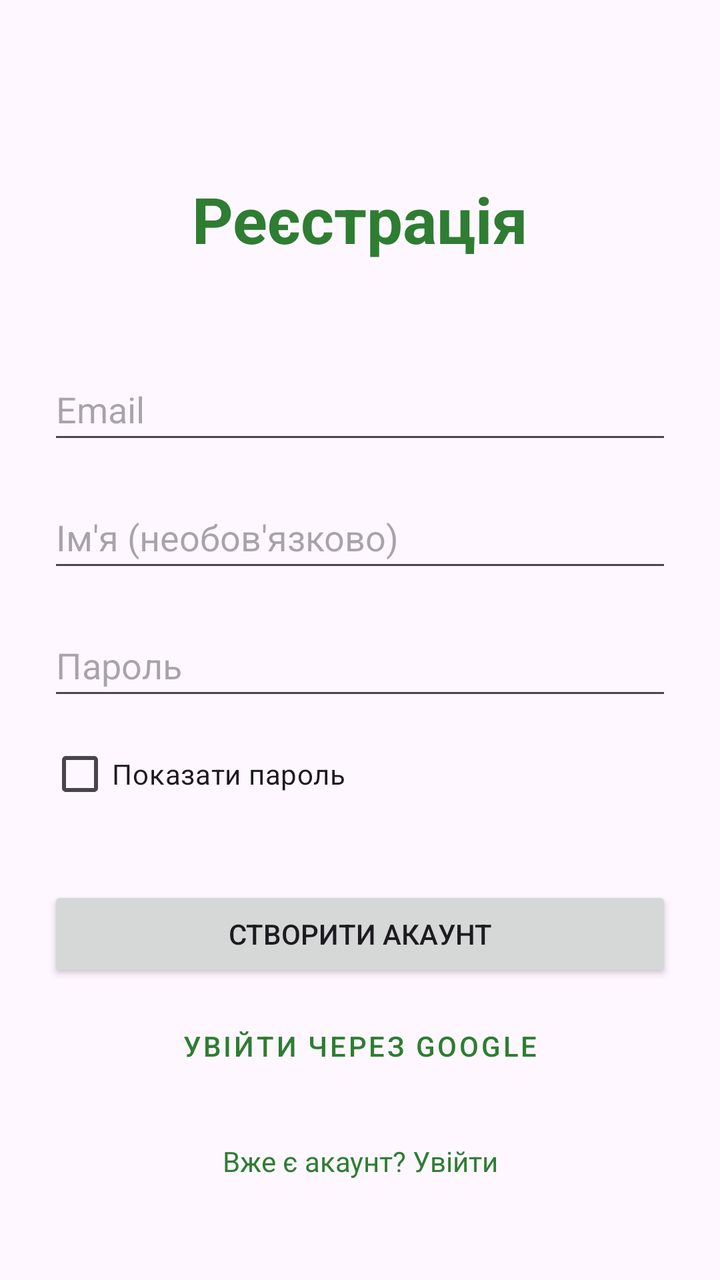
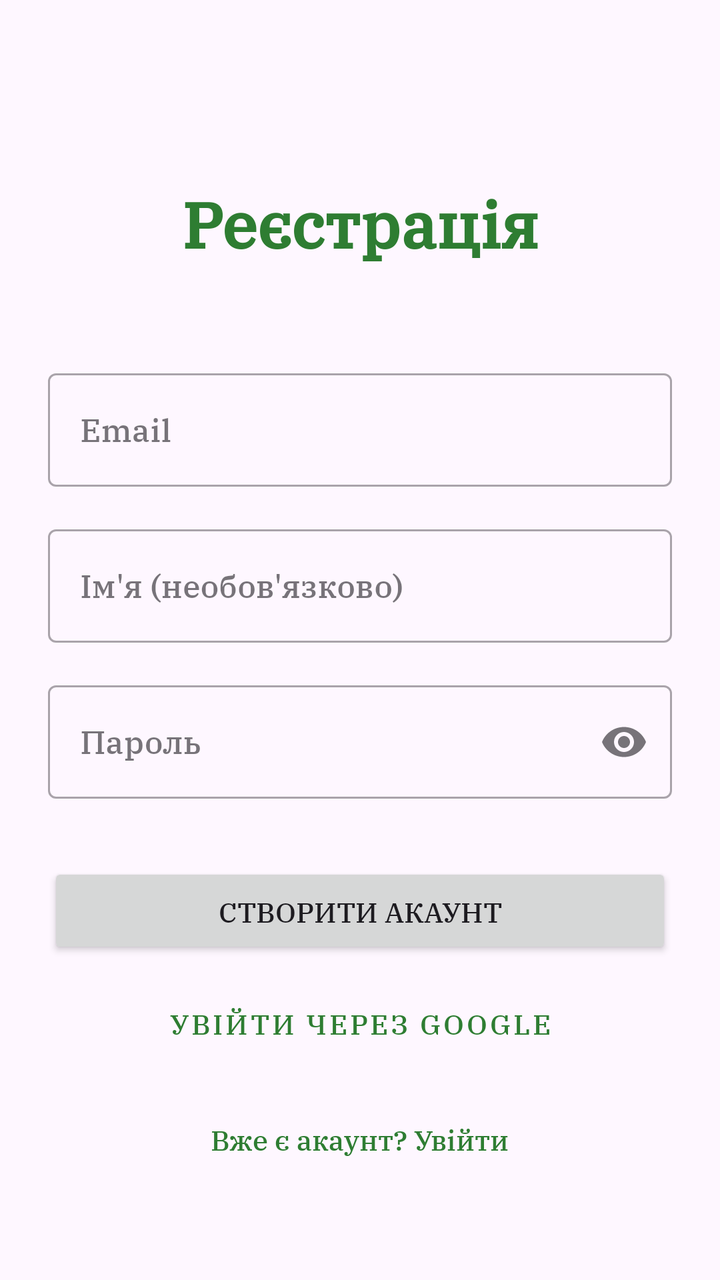

Two renders of the same Android screen: before a commit and after it. Below are the layout's source before the change and the commit's diff.
<!-- AndroidManifest.xml: application theme Theme.MyFinance -->
<!-- res/layout/activity_register.xml -->
<?xml version="1.0" encoding="utf-8"?>
<androidx.constraintlayout.widget.ConstraintLayout xmlns:android="http://schemas.android.com/apk/res/android"
    xmlns:app="http://schemas.android.com/apk/res-auto"
    xmlns:tools="http://schemas.android.com/tools"
    android:layout_width="match_parent"
    android:layout_height="match_parent"
    android:padding="24dp"
    tools:context=".RegisterActivity">

    <TextView
        android:id="@+id/tvTitle"
        android:layout_width="wrap_content"
        android:layout_height="wrap_content"
        android:layout_marginTop="64dp"
        android:text="Реєстрація"
        android:textColor="@color/primary_green"
        android:textSize="32sp"
        android:textStyle="bold"
        app:layout_constraintEnd_toEndOf="parent"
        app:layout_constraintStart_toStartOf="parent"
        app:layout_constraintTop_toTopOf="parent" />

    <EditText
        android:id="@+id/etEmail"
        android:layout_width="0dp"
        android:layout_height="wrap_content"
        android:layout_marginTop="48dp"
        android:hint="Email"
        android:inputType="textEmailAddress"
        android:minHeight="48dp"
        app:layout_constraintEnd_toEndOf="parent"
        app:layout_constraintStart_toStartOf="parent"
        app:layout_constraintTop_toBottomOf="@+id/tvTitle" />

    <EditText
        android:id="@+id/etName"
        android:layout_width="0dp"
        android:layout_height="wrap_content"
        android:layout_marginTop="16dp"
        android:hint="Ім'я (необов'язково)"
        android:inputType="textPersonName|textCapWords"
        android:minHeight="48dp"
        app:layout_constraintEnd_toEndOf="parent"
        app:layout_constraintStart_toStartOf="parent"
        app:layout_constraintTop_toBottomOf="@+id/etEmail" />

    <EditText
        android:id="@+id/etPassword"
        android:layout_width="0dp"
        android:layout_height="wrap_content"
        android:layout_marginTop="16dp"
        android:hint="Пароль"
        android:inputType="textPassword"
        android:minHeight="48dp"
        app:layout_constraintEnd_toEndOf="parent"
        app:layout_constraintStart_toStartOf="parent"
        app:layout_constraintTop_toBottomOf="@+id/etName" />

    <CheckBox
        android:id="@+id/cbShowPassword"
        android:layout_width="wrap_content"
        android:layout_height="wrap_content"
        android:layout_marginTop="8dp"
        android:text="Показати пароль"
        app:layout_constraintStart_toStartOf="parent"
        app:layout_constraintTop_toBottomOf="@+id/etPassword" />

    <Button
        android:id="@+id/btnRegister"
        android:layout_width="0dp"
        android:layout_height="wrap_content"
        android:layout_marginTop="32dp"
        android:text="Створити акаунт"
        app:layout_constraintEnd_toEndOf="parent"
        app:layout_constraintStart_toStartOf="parent"
        app:layout_constraintTop_toBottomOf="@+id/cbShowPassword" />

    <Button
        android:id="@+id/btnGoogleSignIn"
        style="@style/Widget.MaterialComponents.Button.OutlinedButton"
        android:layout_width="0dp"
        android:layout_height="wrap_content"
        android:layout_marginTop="8dp"
        android:text="Увійти через Google"
        app:icon="@drawable/ic_google"
        app:iconTint="@null"
        app:layout_constraintEnd_toEndOf="parent"
        app:layout_constraintStart_toStartOf="parent"
        app:layout_constraintTop_toBottomOf="@+id/btnRegister" />

    <TextView
        android:id="@+id/tvGoToLogin"
        android:layout_width="wrap_content"
        android:layout_height="wrap_content"
        android:layout_marginTop="16dp"
        android:padding="8dp"
        android:text="Вже є акаунт? Увійти"
        android:textColor="@color/primary_green"
        app:layout_constraintEnd_toEndOf="parent"
        app:layout_constraintStart_toStartOf="parent"
        app:layout_constraintTop_toBottomOf="@+id/btnGoogleSignIn" />

    <ProgressBar
        android:id="@+id/progressBar"
        android:layout_width="wrap_content"
        android:layout_height="wrap_content"
        android:visibility="gone"
        app:layout_constraintBottom_toBottomOf="parent"
        app:layout_constraintEnd_toEndOf="parent"
        app:layout_constraintStart_toStartOf="parent"
        app:layout_constraintTop_toTopOf="parent" />

</androidx.constraintlayout.widget.ConstraintLayout>
<!-- resources referenced by this layout -->
<resources>
  <color name="primary_green">#2E7D32</color>
  <!-- drawable ic_google (drawable) -->
  <vector xmlns:android="http://schemas.android.com/apk/res/android"
      android:width="24dp"
      android:height="24dp"
      android:viewportWidth="24.0"
      android:viewportHeight="24.0">
      <path
          android:fillColor="#4285F4"
          android:pathData="M22.56,12.23c0,-0.8 -0.07,-1.53 -0.2,-2.23H12v4.26h5.92c-0.26,1.37 -1.04,2.53 -2.21,3.31v2.77h3.57c2.08,-1.92 3.28,-4.74 3.28,-8.11z"/>
      <path
          android:fillColor="#34A853"
          android:pathData="M12,23c2.97,0 5.46,-0.98 7.28,-2.66l-3.57,-2.77c-0.98,0.66 -2.23,1.06 -3.71,1.06c-2.86,0 -5.29,-1.93 -6.16,-4.53H2.18v2.84C3.99,20.53 7.7,23 12,23z"/>
      <path
          android:fillColor="#FBBC05"
          android:pathData="M5.84,14.09c-0.22,-0.66 -0.35,-1.36 -0.35,-2.09s0.13,-1.43 0.35,-2.09V7.07H2.18C1.43,8.55 1,10.22 1,12s0.43,3.45 1.18,4.93l2.85,-2.22l0.81,-0.62z"/>
      <path
          android:fillColor="#EA4335"
          android:pathData="M12,5.38c1.62,0 3.06,0.56 4.21,1.64l3.15,-3.15C17.45,2.09 14.97,1 12,1C7.7,1 3.99,3.47 2.18,7.07l3.66,2.84c0.87,-2.6 3.3,-4.53 6.16,-4.53z"/>
      <path
          android:pathData="M1,1h22v22H1z"
          android:fillColor="#00000000"/>
  </vector>
  <style name="Theme.MyFinance" parent="Base.Theme.MyFinance" />
  <style name="Base.Theme.MyFinance" parent="Theme.Material3.DayNight.NoActionBar">
          <item name="colorPrimary">@color/primary_green</item>
          <item name="colorSecondary">@color/primary_green_light</item>
      </style>
  <color name="primary_green_light">#4CAF50</color>
</resources>

<!-- the commit's change to res/layout/activity_register.xml (unified diff, before → after) -->
@@ -20,60 +20,71 @@
         app:layout_constraintStart_toStartOf="parent"
         app:layout_constraintTop_toTopOf="parent" />
 
-    <EditText
-        android:id="@+id/etEmail"
+    <com.google.android.material.textfield.TextInputLayout
+        android:id="@+id/tilEmail"
+        style="@style/Widget.MaterialComponents.TextInputLayout.OutlinedBox"
         android:layout_width="0dp"
         android:layout_height="wrap_content"
         android:layout_marginTop="48dp"
         android:hint="Email"
-        android:inputType="textEmailAddress"
-        android:minHeight="48dp"
         app:layout_constraintEnd_toEndOf="parent"
         app:layout_constraintStart_toStartOf="parent"
-        app:layout_constraintTop_toBottomOf="@+id/tvTitle" />
+        app:layout_constraintTop_toBottomOf="@+id/tvTitle">
 
-    <EditText
-        android:id="@+id/etName"
+        <com.google.android.material.textfield.TextInputEditText
+            android:id="@+id/etEmail"
+            android:layout_width="match_parent"
+            android:layout_height="wrap_content"
+            android:inputType="textEmailAddress" />
+    </com.google.android.material.textfield.TextInputLayout>
+
+    <com.google.android.material.textfield.TextInputLayout
+        android:id="@+id/tilName"
+        style="@style/Widget.MaterialComponents.TextInputLayout.OutlinedBox"
         android:layout_width="0dp"
         android:layout_height="wrap_content"
         android:layout_marginTop="16dp"
         android:hint="Ім'я (необов'язково)"
-        android:inputType="textPersonName|textCapWords"
-        android:minHeight="48dp"
         app:layout_constraintEnd_toEndOf="parent"
         app:layout_constraintStart_toStartOf="parent"
-        app:layout_constraintTop_toBottomOf="@+id/etEmail" />
+        app:layout_constraintTop_toBottomOf="@+id/tilEmail">
 
-    <EditText
-        android:id="@+id/etPassword"
+        <com.google.android.material.textfield.TextInputEditText
+            android:id="@+id/etName"
+            android:layout_width="match_parent"
+            android:layout_height="wrap_content"
+            android:inputType="textPersonName|textCapWords" />
+    </com.google.android.material.textfield.TextInputLayout>
+
+    <com.google.android.material.textfield.TextInputLayout
+        android:id="@+id/tilPassword"
+        style="@style/Widget.MaterialComponents.TextInputLayout.OutlinedBox"
         android:layout_width="0dp"
         android:layout_height="wrap_content"
         android:layout_marginTop="16dp"
         android:hint="Пароль"
-        android:inputType="textPassword"
-        android:minHeight="48dp"
+        app:endIconMode="password_toggle"
         app:layout_constraintEnd_toEndOf="parent"
         app:layout_constraintStart_toStartOf="parent"
-        app:layout_constraintTop_toBottomOf="@+id/etName" />
+        app:layout_constraintTop_toBottomOf="@+id/tilName">
 
-    <CheckBox
-        android:id="@+id/cbShowPassword"
-        android:layout_width="wrap_content"
-        android:layout_height="wrap_content"
-        android:layout_marginTop="8dp"
-        android:text="Показати пароль"
-        app:layout_constraintStart_toStartOf="parent"
-        app:layout_constraintTop_toBottomOf="@+id/etPassword" />
+        <com.google.android.material.textfield.TextInputEditText
+            android:id="@+id/etPassword"
+            android:layout_width="match_parent"
+            android:layout_height="wrap_content"
+            android:inputType="textPassword" />
+    </com.google.android.material.textfield.TextInputLayout>
 
     <Button
         android:id="@+id/btnRegister"
         android:layout_width="0dp"
         android:layout_height="wrap_content"
         android:layout_marginTop="32dp"
+        android:padding="12dp"
         android:text="Створити акаунт"
         app:layout_constraintEnd_toEndOf="parent"
         app:layout_constraintStart_toStartOf="parent"
-        app:layout_constraintTop_toBottomOf="@+id/cbShowPassword" />
+        app:layout_constraintTop_toBottomOf="@+id/tilPassword" />
 
     <Button
         android:id="@+id/btnGoogleSignIn"
@@ -81,6 +92,7 @@
         android:layout_width="0dp"
         android:layout_height="wrap_content"
         android:layout_marginTop="8dp"
+        android:padding="12dp"
         android:text="Увійти через Google"
         app:icon="@drawable/ic_google"
         app:iconTint="@null"
<!-- resource entries referenced after the edit -->
@@ -27,6 +27,9 @@
   <style name="Base.Theme.MyFinance" parent="Theme.Material3.DayNight.NoActionBar">
           <item name="colorPrimary">@color/primary_green</item>
           <item name="colorSecondary">@color/primary_green_light</item>
+  
+          <item name="android:fontFamily">@font/ibm_plex_serif</item>
+          <item name="fontFamily">@font/ibm_plex_serif</item>
       </style>
   <color name="primary_green_light">#4CAF50</color>
 </resources>
